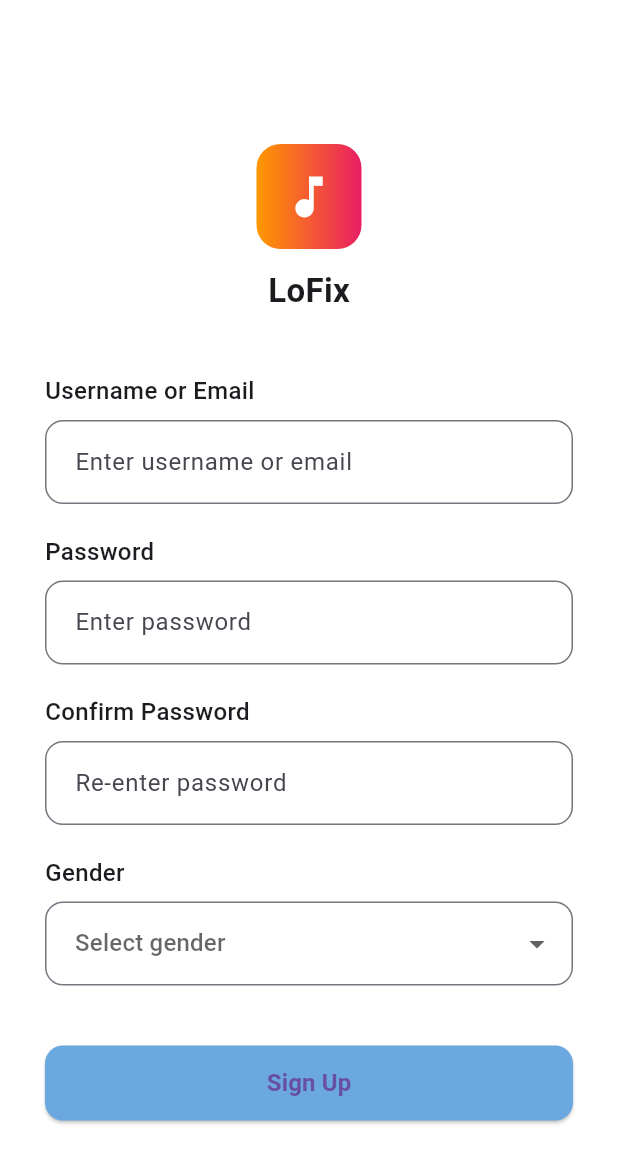
After one commit to Heroicspirit/lofix, a Flutter app: the RegisterScreen screen opened directly, on a phone screen of 412 x 824 dp. The commit adds this screen. Shown: the top 1163 px of the screen. Run offline on Flutter 3.47's test engine with Material 3 defaults, Android fonts, the phone set to English and light mode, and no system bars.

Commit message:
compeleted the login and registeration screen

```diff
--- a/lib/screens/onboarding_screen.dart
+++ b/lib/screens/onboarding_screen.dart
@@ -14,9 +14,9 @@ class _OnboardingScreenState extends State<OnboardingScreen> {
   int currentIndex =0;
 
   final List<Map<String,String>> pages = [
-    {"title": "Welcome to Lofix", "desc": "Fix anything easily"},
-    {"title": "Fast Service", "desc": "Quick & reliable"},
-    {"title": "Get Started", "desc": "Login to continue"},
+    {"title": "Welcome to Lofix", "desc": "Stream your favorite music anytime, anywhere"},
+    {"title": "Search your favourite", "desc": "and enjoy"},
+    {"title": "Get Started", "desc": "Login to explore endless music"},
   ];
 
   @override
--- /dev/null
+++ b/lib/screens/register_screen.dart
@@ -0,0 +1,167 @@
+import 'package:flutter/material.dart';
+
+class RegisterScreen extends StatefulWidget {
+  const RegisterScreen({super.key});
+
+  @override
+  State<RegisterScreen> createState() => _RegisterScreenState();
+}
+
+class _RegisterScreenState extends State<RegisterScreen> {
+  String? selectedGender;
+
+  @override
+  Widget build(BuildContext context) {
+    return Scaffold(
+      backgroundColor: Colors.white,
+      appBar: AppBar(title: Text('Sign Up'),
+      centerTitle: true,
+      elevation: 0,
+      backgroundColor: Colors.white,
+      foregroundColor: Colors.white,
+      ),
+      body: SingleChildScrollView(
+        padding:  const EdgeInsets.symmetric(horizontal: 30, vertical: 20),
+        child: Column(
+          crossAxisAlignment: CrossAxisAlignment.center,
+          children: [
+            const SizedBox(height: 20),
+            Container(
+              width: 70,
+              height: 70,
+              decoration: const BoxDecoration(
+                gradient: LinearGradient(
+                  colors: [Colors.orange, Colors.pink],
+                ),
+                borderRadius: BorderRadius.all(Radius.circular(16)),
+              ),
+              child: const Icon(
+                Icons.music_note,
+                color: Colors.white,
+                size: 36,
+              ),
+            ),
+            const SizedBox(height: 12),
+            const Text(
+              "LoFix",
+              style: TextStyle(
+                fontSize: 22,
+                fontWeight: FontWeight.bold,
+              ),
+            ),
+            const SizedBox(height: 40),
+            Align(
+              alignment: Alignment.centerLeft,
+              child: const Text(
+                "Username or Email",
+                style: TextStyle(fontSize: 16, fontWeight: FontWeight.w500),
+              ),
+            ),
+            const SizedBox(height: 8),
+            TextField(
+              decoration: InputDecoration(
+                hintText: "Enter username or email",
+                contentPadding:
+                    const EdgeInsets.symmetric(horizontal: 16, vertical: 16),
+                border: OutlineInputBorder(
+                  borderRadius: BorderRadius.circular(12),
+                ),
+              ),
+            ),
+            const SizedBox(height: 20),
+            Align(
+              alignment: Alignment.centerLeft,
+              child: const Text(
+                "Password",
+                style: TextStyle(fontSize: 16, fontWeight: FontWeight.w500),
+              ),
+            ),
+            const SizedBox(height: 8),
+            TextField(
+              obscureText: true,
+              decoration: InputDecoration(
+                hintText: "Enter password",
+                contentPadding:
+                    const EdgeInsets.symmetric(horizontal: 16, vertical: 16),
+                border: OutlineInputBorder(
+                  borderRadius: BorderRadius.circular(12),
+                ),
+              ),
+            ),
+            const SizedBox(height: 20),
+            Align(
+              alignment: Alignment.centerLeft,
+              child: const Text(
+                "Confirm Password",
+                style: TextStyle(fontSize: 16, fontWeight: FontWeight.w500),
+              ),
+            ),
+            const SizedBox(height: 8),
+            TextField(
+              obscureText: true,
+              decoration: InputDecoration(
+                hintText: "Re-enter password",
+                contentPadding:
+                    const EdgeInsets.symmetric(horizontal: 16, vertical: 16),
+                border: OutlineInputBorder(
+                  borderRadius: BorderRadius.circular(12),
+                ),
+              ),
+            ),
+            const SizedBox(height: 20),
+            Align(
+              alignment: Alignment.centerLeft,
+              child: const Text(
+                "Gender",
+                style: TextStyle(fontSize: 16, fontWeight: FontWeight.w500),
+              ),
+            ),
+            const SizedBox(height: 8),
+            DropdownButtonFormField<String>(
+              value: selectedGender,
+              hint: const Text("Select gender"),
+              items: const [
+                DropdownMenuItem(value: "Male", child: Text("Male")),
+                DropdownMenuItem(value: "Female", child: Text("Female")),
+                DropdownMenuItem(value: "Others", child: Text("Others")),
+              ],
+              onChanged: (value) {
+                setState(() {
+                  selectedGender = value;
+                });
+              },
+              decoration: InputDecoration(
+                contentPadding:
+                    const EdgeInsets.symmetric(horizontal: 16, vertical: 16),
+                border: OutlineInputBorder(
+                  borderRadius: BorderRadius.circular(12),
+                ),
+              ),
+            ),
+            const SizedBox(height: 40),
+            SizedBox(
+              width: double.infinity,
+              height: 50,
+              child: ElevatedButton(
+                onPressed: () {
+                  Navigator.pop(context); // Back to Login
+                },
+                style: ElevatedButton.styleFrom(
+                  backgroundColor: const Color(0xFF6CA8E0),
+                  shape: RoundedRectangleBorder(
+                    borderRadius: BorderRadius.circular(12),
+                  ),
+                ),
+                child: const Text(
+                  "Sign Up",
+                  style:
+                      TextStyle(fontSize: 16, fontWeight: FontWeight.w600),
+                ),
+              ),
+            ),
+          ],
+        ),
+      ),
+    );
+  }
+}
```
Also changed, not shown: lib/screens/home_screen.dart (added, +10 -0 lines), lib/screens/login_screen.dart (+131 -1 lines).
